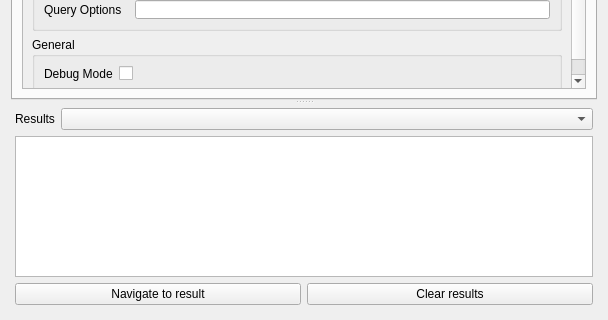
This is src/plugins/sb_address_services/sbaddressservicesguibase.ui in andreassteffens/QGIS as Qt 5 draws it before an edit; both pictures show x 0 to 608 and y 201 to 521 of the 608 by 521 pixel window. The edited form follows.
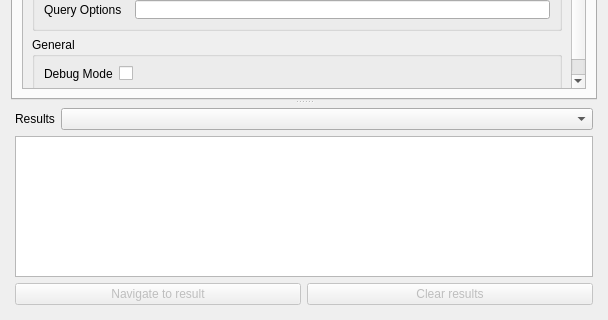
This is the edited form. Icons and pictures are not drawn.

Commit message: - convenience modifications to ui of address service plugin

Diff of the .ui file:
```diff
--- a/src/plugins/sb_address_services/sbaddressservicesguibase.ui
+++ b/src/plugins/sb_address_services/sbaddressservicesguibase.ui
@@ -1199,6 +1199,9 @@
         <layout class="QHBoxLayout" name="horizontalLayout">
          <item>
           <widget class="QPushButton" name="mPbtnNavigateToResult">
+           <property name="enabled">
+            <bool>false</bool>
+           </property>
            <property name="text">
             <string>Navigate to result</string>
            </property>
@@ -1210,6 +1213,9 @@
          </item>
          <item>
           <widget class="QPushButton" name="mPbtnClearResults">
+           <property name="enabled">
+            <bool>false</bool>
+           </property>
            <property name="text">
             <string>Clear results</string>
            </property>
```
Left out of the diff: 2 changed lines with no effect on the pictures. The commit also changes 1 other file.
